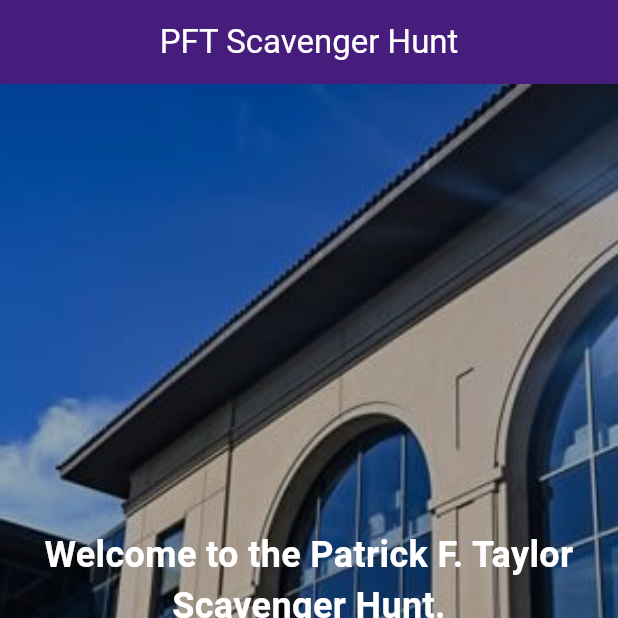
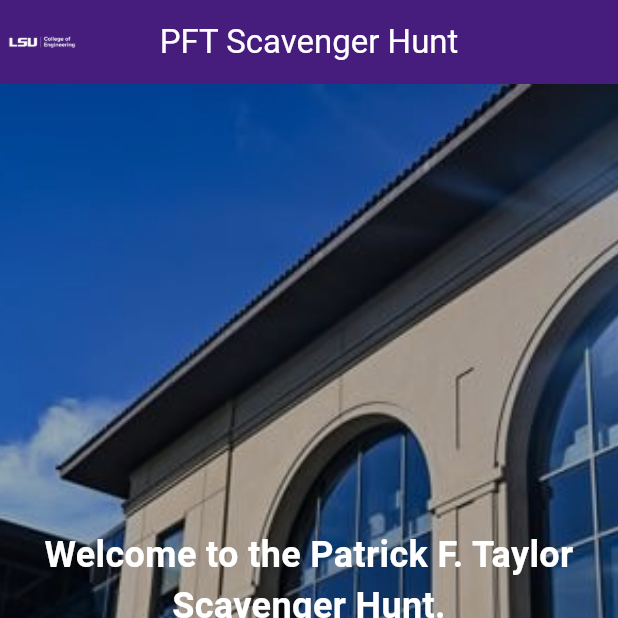
Before and after one commit to hdaren2/CSC4330, a Flutter app: the screen it shows after launch, item 2 of the bottom bar chosen, on a phone screen of 412 x 824 dp, the top half of it. Run offline on Flutter 3.47's test engine with Material 3 defaults, Android fonts, the phone set to English and light mode, and no system bars.

Commit message:
Adding logo to the top right of the bar.
LSU logo being added.

```diff
--- a/APP6/app_6/lib/main.dart
+++ b/APP6/app_6/lib/main.dart
@@ -106,20 +106,47 @@ class _MainScreenState extends State<MainScreen> {
   }
 }
 
+class CustomAppBar extends StatelessWidget implements PreferredSizeWidget {
+  const CustomAppBar({super.key});
+
+  @override
+  Size get preferredSize => const Size.fromHeight(kToolbarHeight);
+
+  @override
+  Widget build(BuildContext context) {
+    return AppBar(
+      backgroundColor: const Color(0xFF461D7C),
+      leading: Padding(
+        padding: const EdgeInsets.all(4.0),
+        child: Container(
+          width: 50,
+          height: 50,
+          decoration: BoxDecoration(
+            color: Colors.white.withOpacity(0),
+            borderRadius: BorderRadius.circular(8),
+          ),
+          child: Image.asset(
+            'assets/LSUlogo.png',
+            fit: BoxFit.contain,
+          ),
+        ),
+      ),
+      title: const Text(
+        'PFT Scavenger Hunt',
+        style: TextStyle(color: Colors.white),
+      ),
+      centerTitle: true,
+    );
+  }
+}
+
 class MapPage extends StatelessWidget {
   const MapPage({super.key});
 
   @override
   Widget build(BuildContext context) {
     return Scaffold(
-      appBar: AppBar(
-        backgroundColor: const Color(0xFF461D7C),
-        title: const Text(
-          'PFT Scavenger Hunt',
-          style: TextStyle(color: Colors.white),
-        ),
-        centerTitle: true,
-      ),
+      appBar: const CustomAppBar(),
       body: Stack(
         fit: StackFit.expand,
         children: [
@@ -295,14 +322,7 @@ class PageContent extends StatelessWidget {
   @override
   Widget build(BuildContext context) {
     return Scaffold(
-      appBar: AppBar(
-        backgroundColor: const Color(0xFF461D7C),
-        title: const Text(
-          'PFT Scavenger Hunt',
-          style: TextStyle(color: Colors.white),
-        ),
-        centerTitle: true,
-      ),
+      appBar: const CustomAppBar(),
       body: Stack(
         fit: StackFit.expand,
         children: [
@@ -430,14 +450,7 @@ class InterestSummaryPage extends StatelessWidget {
   @override
   Widget build(BuildContext context) {
     return Scaffold(
-      appBar: AppBar(
-        backgroundColor: const Color(0xFF461D7C),
-        title: const Text(
-          'PFT Scavenger Hunt',
-          style: TextStyle(color: Colors.white),
-        ),
-        centerTitle: true,
-      ),
+      appBar: const CustomAppBar(),
       body: Stack(
         children: [
           Positioned.fill(
```
Also changed, not shown: APP6/pubspec.yaml (added, +18 -0 lines).
